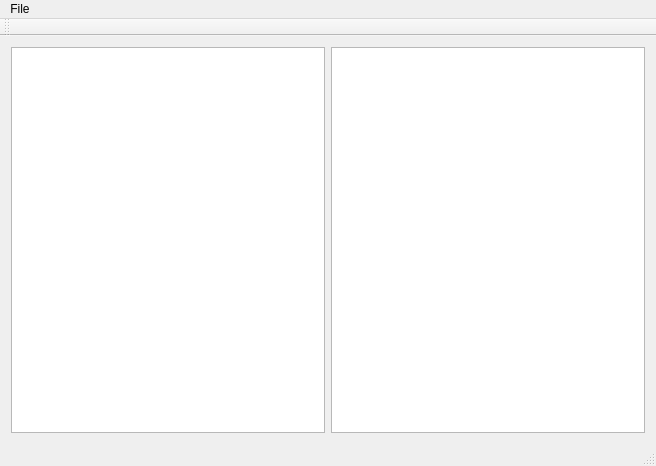
Old version of the form mainwindow.ui in the repository avansp/MRViewer.
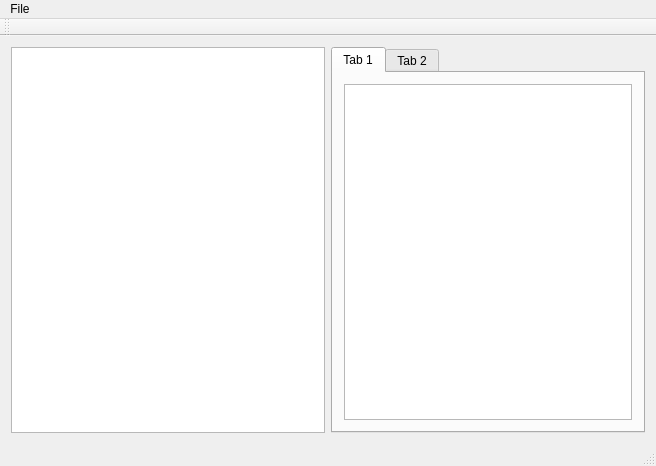
New version of the form. Custom widgets are drawn as their Qt base class.

```diff
--- a/mainwindow.ui
+++ b/mainwindow.ui
@@ -19,7 +19,23 @@
      <widget class="QGraphicsView" name="imgViewer"/>
     </item>
     <item>
-     <widget class="QListWidget" name="dicomTags"/>
+     <widget class="QTabWidget" name="imgInfoTabWidget">
+      <widget class="QWidget" name="headerTab">
+       <attribute name="title">
+        <string>Tab 1</string>
+       </attribute>
+       <layout class="QVBoxLayout" name="verticalLayout">
+        <item>
+         <widget class="QListView" name="dicomList"/>
+        </item>
+       </layout>
+      </widget>
+      <widget class="QWidget" name="LUTTab">
+       <attribute name="title">
+        <string>Tab 2</string>
+       </attribute>
+      </widget>
+     </widget>
     </item>
    </layout>
   </widget>
@@ -53,6 +69,13 @@
   </widget>
  </widget>
  <layoutdefault spacing="6" margin="11"/>
+ <customwidgets>
+  <customwidget>
+   <class>QGraphicsImageView</class>
+   <extends>QGraphicsView</extends>
+   <header>QGraphicsImageView.h</header>
+  </customwidget>
+ </customwidgets>
  <resources/>
  <connections/>
 </ui>
```
Left out of the diff: 4 changed lines with no effect on the pictures.
